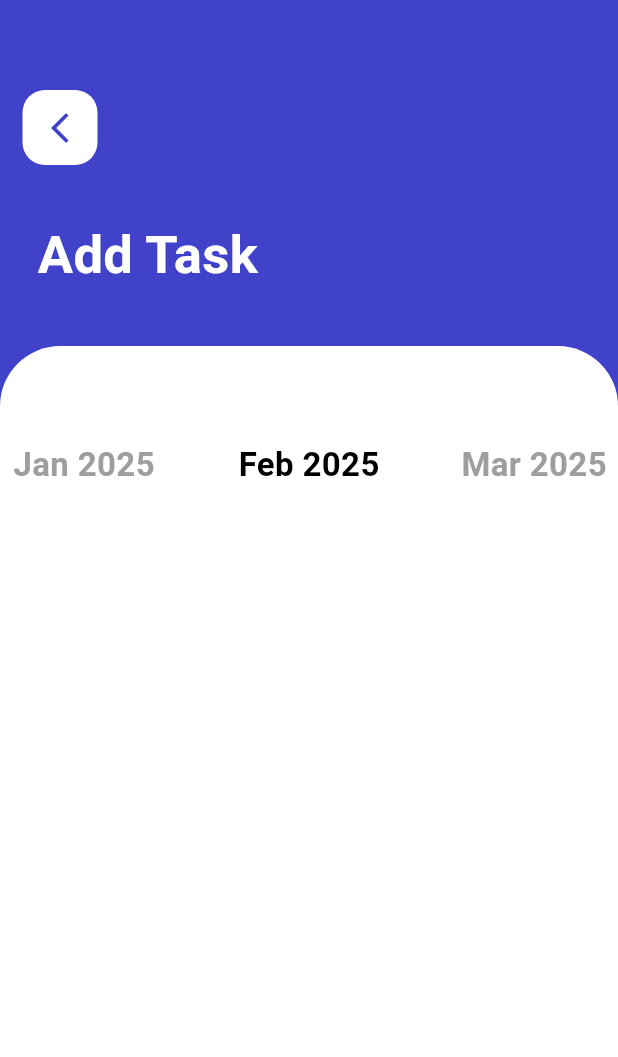
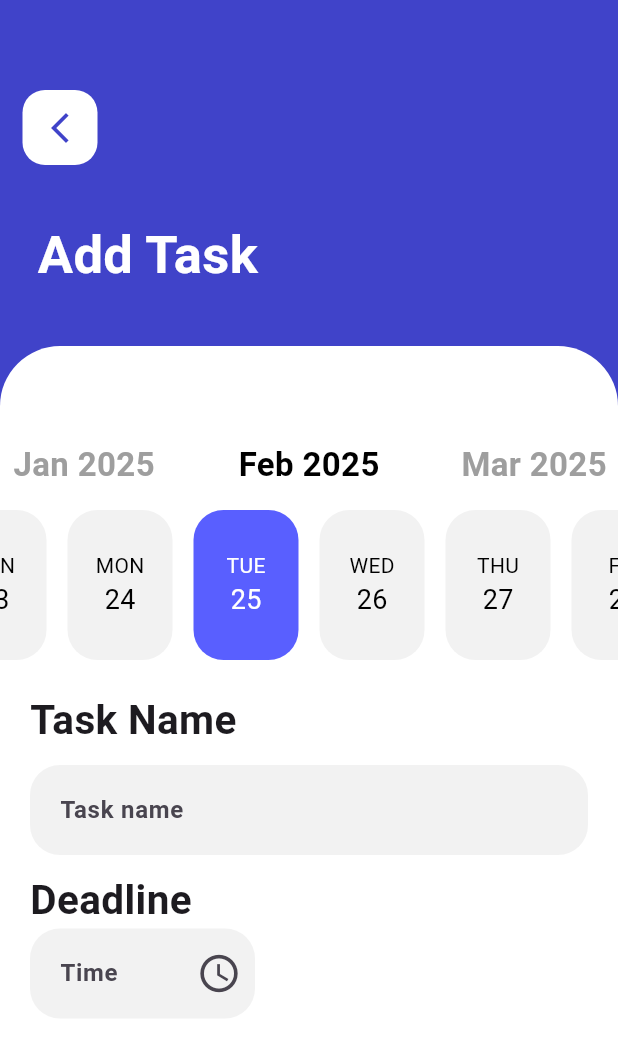
Before and after one commit to LocTime1/coursework, a Flutter app: the AddTaskScreen screen opened directly, on a phone screen of 412 x 824 dp. Shown: the top 1057 px of the screen. Run offline on Flutter 3.47's test engine with Material 3 defaults, Android fonts, the phone set to English and light mode, and no system bars.

Commit message:
Продолжаю делать AddTaskScreen

```diff
--- a/lib/AddTaskSreen.dart
+++ b/lib/AddTaskSreen.dart
@@ -1,5 +1,6 @@
-// ignore_for_file: prefer_const_constructors
+// ignore_for_file: prefer_const_constructors, prefer_const_literals_to_create_immutables
 
+import 'package:coursework/widgets/ChooseDateWidget.dart';
 import 'package:flutter/material.dart';
 import 'package:intl/intl.dart';
 
@@ -12,11 +13,17 @@ class _AddTaskScreenState extends State<AddTaskScreen> {
   @override
   Widget build(BuildContext context) {
     return Scaffold(
-        body: Stack(children: [
+        resizeToAvoidBottomInset: true,
+        body: SingleChildScrollView(
+          child: ConstrainedBox(
+            constraints: BoxConstraints(
+              minHeight: MediaQuery.of(context).size.height,
+            ),
+            child: Stack(children: [
               // Фон
               Container(
                 width: double.infinity,
-        height: double.infinity,
+                height: MediaQuery.of(context).size.height, // Исправлено
                 color: Color.fromRGBO(64, 67, 201, 1),
               ),
               Positioned(
@@ -42,14 +49,123 @@ class _AddTaskScreenState extends State<AddTaskScreen> {
                   child: Text(
                     "Add Task",
                     style: TextStyle(
-                color: Colors.white, fontSize: 35, fontWeight: FontWeight.bold),
+                        color: Colors.white,
+                        fontSize: 35,
+                        fontWeight: FontWeight.bold),
                   )),
               Positioned(
                   top: 270,
                   left: 0,
                   right: 0,
-          child: SizedBox(height: 80, child: MonthScrollWidget()))
-    ]));
+                  child: SizedBox(height: 80, child: MonthScrollWidget())),
+              Positioned(
+                  top: 340, left: 0, right: 0, child: ChooseDatesWidget()),
+              Positioned(
+                  top: 460,
+                  left: 20,
+                  child: Text("Task Name",
+                      style: TextStyle(
+                          fontSize: 27, fontWeight: FontWeight.bold))),
+              Positioned(top: 510, left: 20, right: 20, child: AddTaskName()),
+              Positioned(top: 580, left: 20, child: MyTimeWidget())
+            ]),
+          ),
+        ));
+  }
+}
+
+class MyTimeWidget extends StatefulWidget {
+  const MyTimeWidget({super.key});
+
+  @override
+  State<MyTimeWidget> createState() => _MyTimeWidgetState();
+}
+
+class _MyTimeWidgetState extends State<MyTimeWidget> {
+  final _formKey = GlobalKey<FormState>();
+
+  @override
+  Widget build(BuildContext context) {
+    return Column(
+      mainAxisSize: MainAxisSize.min,
+      crossAxisAlignment: CrossAxisAlignment.start,
+      children: [
+        Text("Deadline",
+            style: TextStyle(fontSize: 27, fontWeight: FontWeight.bold)),
+        Form(
+            key: _formKey,
+            child: SizedBox(
+              width: 150,
+              child: TextFormField(
+                decoration: InputDecoration(
+                  hintText: "Time",
+                  hintStyle:
+                      TextStyle(fontWeight: FontWeight.bold), // Жирный текст
+                  filled: true,
+                  fillColor: Color.fromRGBO(242, 242, 242, 1), // Светлый фон
+                  border: OutlineInputBorder(
+                    borderRadius:
+                        BorderRadius.circular(20), // Закругленные углы
+                    borderSide: BorderSide.none, // Без рамки
+                  ),
+                  isDense: true,
+                  contentPadding:
+                      EdgeInsets.symmetric(horizontal: 16, vertical: 18),
+                  suffixIcon: IconButton(
+                    icon: Icon(
+                      Icons.access_time,
+                      size: 30,
+                    ), // Иконка часов
+
+                    onPressed: () async {
+                      TimeOfDay? pickedTime = await showTimePicker(
+                        context: context,
+                        initialTime:
+                            TimeOfDay.now(), // Начальное время — текущее
+                      );
+
+                      if (pickedTime != null) {
+                        print("Выбранное время: ${pickedTime.format(context)}");
+                        // Здесь можно обновить состояние и отобразить выбранное время в поле
+                      }
+                      ; // Здесь можно добавить диалог выбора времени
+                    },
+                  ), // Иконка часов
+                ),
+              ),
+            ))
+      ],
+    );
+  }
+}
+
+class AddTaskName extends StatefulWidget {
+  const AddTaskName({super.key});
+
+  @override
+  State<AddTaskName> createState() => _AddTaskNameState();
+}
+
+class _AddTaskNameState extends State<AddTaskName> {
+  final _formKey = GlobalKey<FormState>();
+  @override
+  Widget build(BuildContext context) {
+    return Form(
+        key: _formKey,
+        child: TextFormField(
+          decoration: InputDecoration(
+            hintText: "Task name",
+            hintStyle: TextStyle(fontWeight: FontWeight.bold), // Жирный текст
+            filled: true,
+            fillColor: Color.fromRGBO(242, 242, 242, 1), // Светлый фон
+            border: OutlineInputBorder(
+              borderRadius: BorderRadius.circular(20), // Закругленные углы
+              borderSide: BorderSide.none, // Без рамки
+            ),
+            isDense: true,
+            contentPadding: EdgeInsets.symmetric(horizontal: 16, vertical: 18),
+          ),
+        ));
   }
 }
 
--- /dev/null
+++ b/lib/widgets/ChooseDateWidget.dart
@@ -0,0 +1,101 @@
+// ignore_for_file: prefer_const_constructors
+
+import 'package:flutter/material.dart';
+import 'package:intl/intl.dart';
+
+class ChooseDatesWidget extends StatefulWidget {
+  const ChooseDatesWidget({super.key});
+
+  @override
+  _ChooseDatesWidgetState createState() => _ChooseDatesWidgetState();
+}
+
+class _ChooseDatesWidgetState extends State<ChooseDatesWidget> {
+  late ScrollController _scrollController;
+
+  @override
+  void initState() {
+    super.initState();
+    _scrollController = ScrollController();
+  }
+
+  @override
+  void dispose() {
+    _scrollController.dispose();
+    super.dispose();
+  }
+
+  @override
+  Widget build(BuildContext context) {
+    DateTime now = DateTime.now();
+    List<DateTime> dates = _getDates(now);
+
+    int todayIndex = dates.indexWhere((date) =>
+        date.year == now.year &&
+        date.month == now.month &&
+        date.day == now.day);
+
+    WidgetsBinding.instance.addPostFrameCallback((_) {
+      if (_scrollController.hasClients) {
+        double offset =
+            todayIndex * 86.0 - MediaQuery.of(context).size.width / 2 + 70.0;
+        _scrollController.animateTo(offset,
+            duration: Duration(milliseconds: 300), curve: Curves.easeInOut);
+      }
+    });
+
+    return SingleChildScrollView(
+      controller: _scrollController,
+      scrollDirection: Axis.horizontal,
+      child: Row(
+        mainAxisAlignment: MainAxisAlignment.center,
+        children: dates.map((date) => _buildContainer(date, now)).toList(),
+      ),
+    );
+  }
+
+  List<DateTime> _getDates(DateTime currentDate) {
+    List<DateTime> dates = [];
+    for (int i = -7; i <= 7; i++) {
+      dates.add(currentDate.add(Duration(days: i)));
+    }
+    return dates;
+  }
+
+  Widget _buildContainer(DateTime date, DateTime currentDate) {
+    bool isToday = date.year == currentDate.year &&
+        date.month == currentDate.month &&
+        date.day == currentDate.day;
+
+    return Container(
+      width: 70,
+      height: 100,
+      margin: EdgeInsets.symmetric(horizontal: 7),
+      decoration: BoxDecoration(
+        color: isToday
+            ? Color.fromRGBO(89, 95, 255, 1)
+            : Color.fromRGBO(242, 242, 242, 1),
+        borderRadius: BorderRadius.circular(20),
+      ),
+      child: Column(
+        mainAxisAlignment: MainAxisAlignment.center,
+        children: [
+          Text(
+            DateFormat('E').format(date).toUpperCase(),
+            style: TextStyle(
+              color: isToday ? Colors.white : Colors.black,
+              fontSize: 14,
+            ),
+          ),
+          Text(
+            DateFormat('d').format(date),
+            style: TextStyle(
+              color: isToday ? Colors.white : Colors.black,
+              fontSize: 18,
+            ),
+          ),
+        ],
+      ),
+    );
+  }
+}
```
Lines whose indentation alone changed are shown as unchanged.
